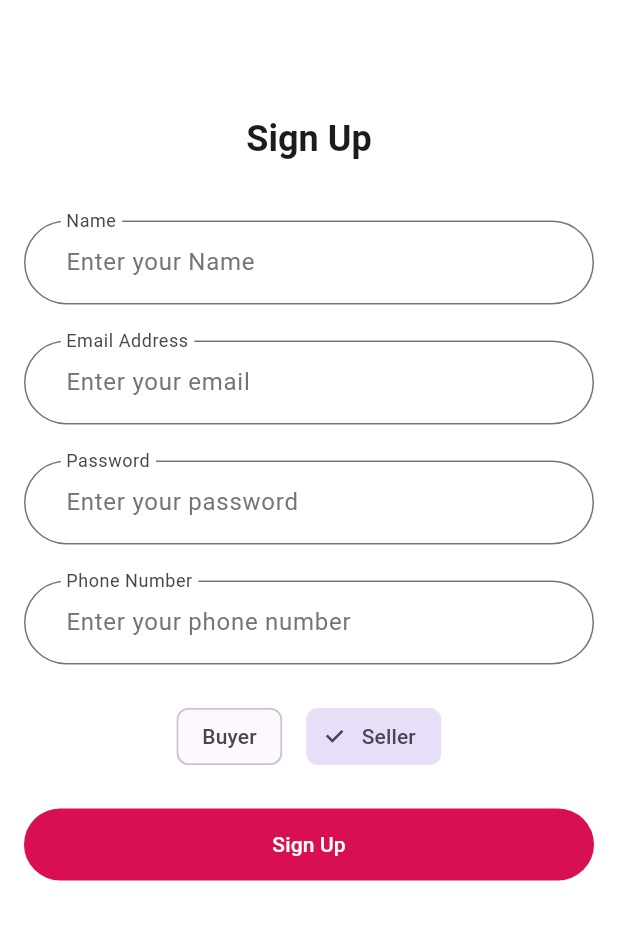
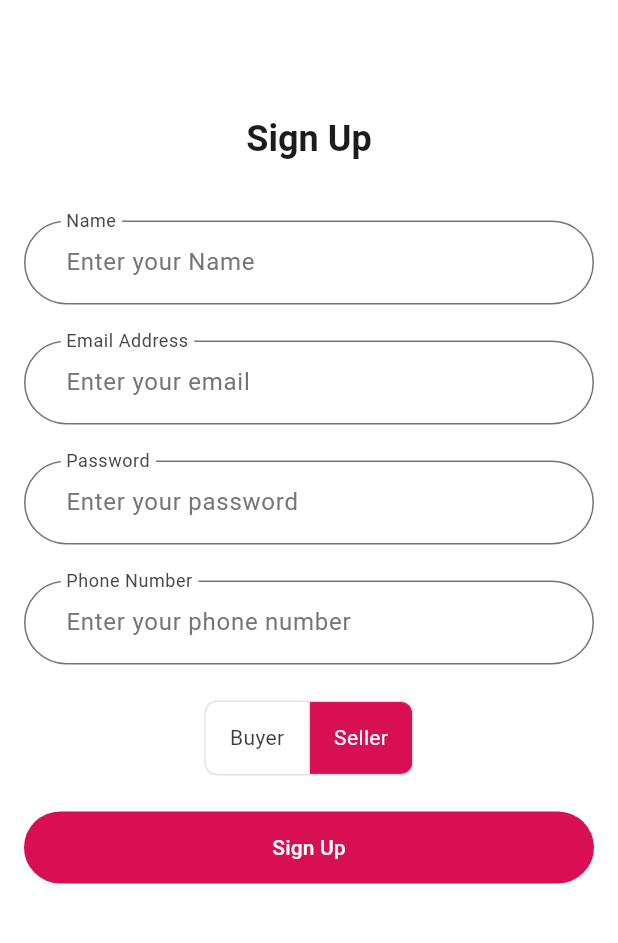
Before and after one commit to chinmaykatdare05/Real-Estate-Immersion, a Flutter app: the SignUp screen opened by its route, after a tap on "Seller", on a phone screen of 412 x 824 dp, the part 292-1235 px from its top. Run offline on Flutter 3.47's test engine with Material 3 defaults, Android fonts, the phone set to English and light mode, and no system bars; our stand-ins replace cloud_firestore, firebase_auth, firebase_core, firebase_storage, fluttertoast, font_awesome_flutter and 3 more; missing offline and left inert: android_intent_plus, model_viewer_plus; accounts and stored records are empty.

Commit message:
added geocoding script and modified signup UI

```diff
--- a/lib/auth/signup.dart
+++ b/lib/auth/signup.dart
@@ -186,33 +186,31 @@ class SignUp extends StatelessWidget {
                   StatefulBuilder(
                     builder: (context, setState) {
                       UserType selectedUserType = _authService.userType;
-                      return Row(
-                        mainAxisAlignment: MainAxisAlignment.center,
-                        children: [
-                          ChoiceChip(
-                            label: const Text("Buyer"),
-                            selected: selectedUserType == UserType.buyer,
-                            onSelected: (selected) {
-                              if (selected) {
+                      bool isBuyer = selectedUserType == UserType.buyer;
+                      return ToggleButtons(
+                        isSelected: [isBuyer, !isBuyer],
+                        onPressed: (index) {
                           setState(() {
+                            if (index == 0) {
                               selectedUserType = UserType.buyer;
                               _authService.setUserType(UserType.buyer);
-                                });
-                              }
-                            },
-                          ),
-                          const SizedBox(width: 16),
-                          ChoiceChip(
-                            label: const Text("Seller"),
-                            selected: selectedUserType == UserType.seller,
-                            onSelected: (selected) {
-                              if (selected) {
-                                setState(() {
+                            } else {
                               selectedUserType = UserType.seller;
                               _authService.setUserType(UserType.seller);
+                            }
                           });
-                              }
                         },
+                        borderRadius: BorderRadius.circular(8),
+                        selectedColor: Colors.white,
+                        fillColor: const Color.fromARGB(255, 216, 16, 83),
+                        children: const [
+                          Padding(
+                            padding: EdgeInsets.symmetric(horizontal: 16),
+                            child: Text("Buyer"),
+                          ),
+                          Padding(
+                            padding: EdgeInsets.symmetric(horizontal: 16),
+                            child: Text("Seller"),
                           ),
                         ],
                       );
```
Also changed, not shown: lib/seller/add_property.dart (+58 -5 lines). Lines whose indentation alone changed are shown as unchanged.
